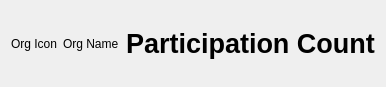
Old version of the form src/app/OrgParticipation.ui in the repository KadirEmreAVCI/MasterTennisApp.
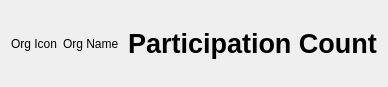
New version of the form.

Diff of the .ui file:
```diff
--- a/src/app/OrgParticipation.ui
+++ b/src/app/OrgParticipation.ui
@@ -6,7 +6,7 @@
    <rect>
     <x>0</x>
     <y>0</y>
-    <width>386</width>
+    <width>388</width>
     <height>87</height>
    </rect>
   </property>
```
Left out of the diff: 5 changed lines with no effect on the pictures.
